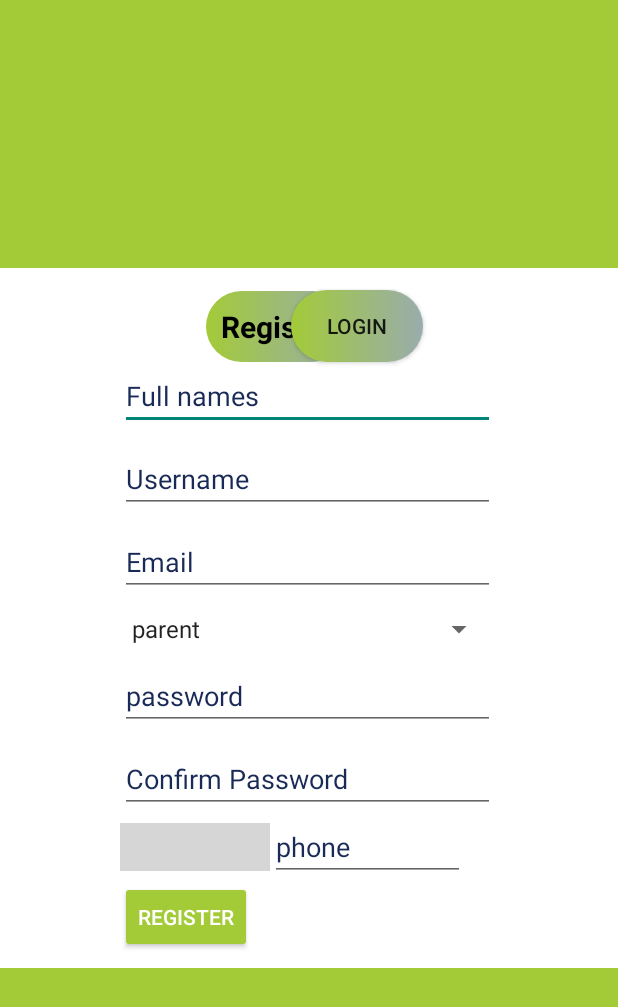
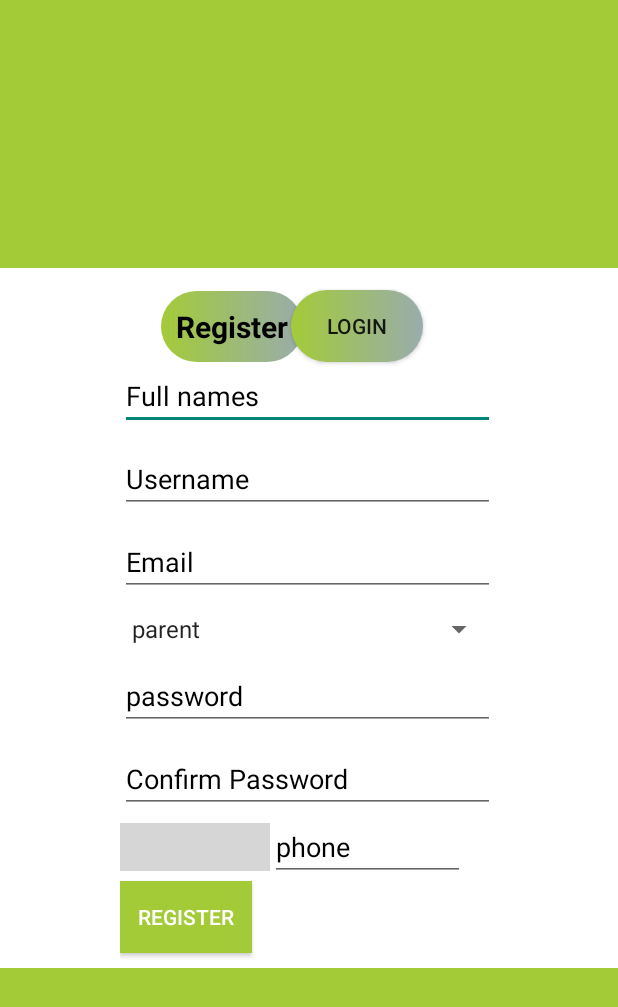
Before and after one commit to Benitha250/iStudies, an Android app: the RegisterActivity screen opened directly, with no data from a screen before it, on a phone screen of 412 x 824 dp. Shown: the top 1007 px of the screen. Run offline under Robolectric (Android 15) with nearby library versions, the phone set to English and light mode, and no system bars; our stand-ins replace ButterKnife; libraries missing offline, so code that uses them is left out: com.basgeekball.awesomevalidation, com.hbb20, com.makeramen.roundedimageview; plain views replace CountryCodePicker; Roboto replaces fonts that are not available here; 9 statements that could not run were skipped; grey boxes are pictures that could not be loaded.

Commit message:
modifying the project's styles

```diff
--- a/app/build.gradle
+++ b/app/build.gradle
@@ -66,8 +66,8 @@ dependencies {
 
     //pdf reader
     implementation 'com.github.barteksc:android-pdf-viewer:2.8.2'
+    implementation 'androidx.multidex:multidex:2.0.1'
 
-    implementation 'androidx.multidex:multidex:2.0.1'
     //cardview
     implementation 'androidx.cardview:cardview:1.0.0'
     implementation 'com.github.bumptech.glide:glide:4.11.0'
--- a/app/src/main/AndroidManifest.xml
+++ b/app/src/main/AndroidManifest.xml
@@ -14,8 +14,7 @@
         <activity android:name=".NotesContentActivity"
             android:theme="@style/Theme.IStudyTrial"
             ></activity>
-        <activity android:name=".NotesActivity"
-            android:theme="@style/Theme.IStudyTrial"/>
+        <activity android:name=".NotesActivity"/>
         <activity android:name=".ClassesActivity" />
         <activity android:name=".books.p3eng" />
         <activity android:name=".books.p1eng" />
--- a/app/src/main/java/com/example/istudy/RegisterActivity.java
+++ b/app/src/main/java/com/example/istudy/RegisterActivity.java
@@ -38,12 +38,14 @@ public class RegisterActivity extends AppCompatActivity {
     @BindView(R.id.spinner) Spinner spinner;
     @BindView(R.id.username) EditText name;
     @BindView(R.id.names) EditText names;
+    //@BindView(R.id.phone) EditText phoneN;
     @BindView(R.id.password) EditText password;
     @BindView(R.id.confirmPassword) EditText confirmPassword;
 
 
     AwesomeValidation awesomeValidation;
     private ProgressDialog mAuthProgressDialog;
+
     private CountryCodePicker ccpicker;
     private EditText carrierNumber;
     private ImageView imgCheck;
@@ -118,9 +120,10 @@ public class RegisterActivity extends AppCompatActivity {
                     String Password = password.getText().toString();
                     String Password2 = confirmPassword.getText().toString();
                     String Role = spinner.getSelectedItem().toString();
-                    String phone =ccpicker.getFormattedFullNumber();
+                    String phone =ccpicker.getFullNumber();
+                    Double number = Double.parseDouble(phone);
 
-                    RegisterRequest registerRequest = new RegisterRequest(FullNames, Name, Email, Role, phone, Password, Password2);
+                    RegisterRequest registerRequest = new RegisterRequest(FullNames, Name, Email, Role, number, Password, Password2);
 
                     registerUser(registerRequest);
                 }else{
@@ -150,9 +153,9 @@ public class RegisterActivity extends AppCompatActivity {
         registerResponseCall.enqueue(new Callback<RegisterResponse>() {
             @Override
             public void onResponse(Call<RegisterResponse> call, Response<RegisterResponse> response) {
+                mAuthProgressDialog.dismiss();
 
                 if(response.isSuccessful()){
-                    //RegisterResponse registerResponse = response.body();
                     String msg = "Success";
                     Toast.makeText(RegisterActivity.this,msg,Toast.LENGTH_LONG).show();
                     Intent intent = new Intent(RegisterActivity.this,LoginActivity.class);
@@ -161,17 +164,15 @@ public class RegisterActivity extends AppCompatActivity {
                 }else {
                     String msg = "failed";
                     Toast.makeText(RegisterActivity.this,msg,Toast.LENGTH_LONG).show();
-                    mAuthProgressDialog.dismiss();
-
                 }
 
             }
 
             @Override
             public void onFailure(Call<RegisterResponse> call, Throwable t) {
+                mAuthProgressDialog.dismiss();
                 String message = t.getLocalizedMessage();
                 Toast.makeText(RegisterActivity.this,message,Toast.LENGTH_LONG).show();
-                mAuthProgressDialog.dismiss();
 
             }
         });
--- a/app/src/main/res/drawable/book.xml
+++ b/app/src/main/res/drawable/book.xml
@@ -2,4 +2,6 @@
     android:viewportHeight="24" android:viewportWidth="24"
     android:width="24dp" xmlns:android="http://schemas.android.com/apk/res/android">
     <path android:fillColor="@android:color/white" android:pathData="M18,2H6c-1.1,0 -2,0.9 -2,2v16c0,1.1 0.9,2 2,2h12c1.1,0 2,-0.9 2,-2V4c0,-1.1 -0.9,-2 -2,-2zM6,4h5v8l-2.5,-1.5L6,12V4z"/>
+    <gradient android:startColor="#A3CB38" android:endColor="#99acad" android:type="linear" />
+
 </vector>
--- a/app/src/main/res/drawable/ic_direction.xml
+++ b/app/src/main/res/drawable/ic_direction.xml
@@ -3,7 +3,7 @@
     android:height="24dp"
     android:viewportWidth="24"
     android:viewportHeight="24"
-    android:tint="?attr/colorControlNormal">
+    android:tint="#FFF">
   <path
       android:fillColor="@android:color/white"
       android:pathData="M10,6L8.59,7.41 13.17,12l-4.58,4.59L10,18l6,-6z"/>
--- a/app/src/main/res/layout/activity_main.xml
+++ b/app/src/main/res/layout/activity_main.xml
@@ -34,13 +34,13 @@
 
     <Button
         android:id="@+id/tohomebutton"
-        android:layout_width="wrap_content"
+        android:layout_width="100dp"
         android:layout_height="wrap_content"
         android:layout_marginRight="150dp"
         android:layout_marginBottom="90dp"
+        android:background="@color/green"
         android:text="Get Started"
         android:textColor="@color/white"
-        app:backgroundTint="@color/green"
         app:layout_constraintBottom_toBottomOf="parent"
         app:layout_constraintEnd_toEndOf="parent" />
 
@@ -48,7 +48,7 @@
         android:layout_width="143dp"
         android:layout_height="131dp"
         android:layout_marginRight="150dp"
-        android:layout_marginBottom="430dp"
+        android:layout_marginBottom="530dp"
         app:layout_constraintBottom_toBottomOf="parent"
         app:layout_constraintEnd_toEndOf="parent"
         app:srcCompat="@drawable/logo" />
--- a/app/src/main/res/layout/activity_register.xml
+++ b/app/src/main/res/layout/activity_register.xml
@@ -5,7 +5,8 @@
     android:layout_width="match_parent"
     android:layout_height="match_parent"
     tools:context=".RegisterActivity"
-    android:background="@color/green">
+    android:background="@color/green"
+    >
 
     <LinearLayout
         android:orientation="vertical"
@@ -29,7 +30,7 @@
         android:padding="10dp"
         android:paddingHorizontal="8dp"
         android:background="@drawable/rounded_button"
-        android:layout_marginLeft="57dp" />
+        android:layout_marginLeft="27dp" />
 
     <Button
         android:id="@+id/toLoginPage"
@@ -49,7 +50,7 @@
         android:layout_alignParentTop="true"
         android:hint="Full names"
         android:layout_marginBottom="10dp"
-        android:textColorHint="@color/navigation"
+        android:textColorHint="@color/black"
         android:layout_alignParentLeft="true" />
 
     <EditText
@@ -60,7 +61,7 @@
         android:layout_alignParentEnd="true"
         android:hint="Username"
         android:layout_marginBottom="10dp"
-        android:textColorHint="@color/navigation"
+        android:textColorHint="@color/black"
         android:layout_alignParentRight="true" />
 
     <EditText
@@ -70,7 +71,7 @@
         android:hint="Email"
         android:layout_marginBottom="10dp"
         android:inputType="textEmailAddress"
-        android:textColorHint="@color/navigation"/>
+        android:textColorHint="@color/black"/>
 
         <Spinner
             android:id="@+id/spinner"
@@ -88,7 +89,7 @@
         android:hint="password"
         android:layout_marginBottom="10dp"
         android:inputType="textPassword"
-        android:textColorHint="@color/navigation" />
+        android:textColorHint="@color/black" />
 
         <EditText
         android:id="@+id/confirmPassword"
@@ -96,22 +97,22 @@
         android:layout_height="wrap_content"
         android:hint="Confirm Password"
         android:inputType="textPassword"
-        android:textColorHint="@color/navigation"/>
+        android:textColorHint="@color/black"/>
         <!--<EditText
             android:id="@+id/phone"
             android:layout_width="250dp"
             android:layout_height="wrap_content"
-            android:textColorHint="@color/navigation"
+            android:textColorHint="@color/black"
             android:hint="Phone number"
-            android:inputType="phone"/>
+            android:inputType="phone"/>-->
 
-        <EditText
+        <!--<EditText
             android:id="@+id/age"
             android:layout_width="250dp"
             android:layout_height="wrap_content"
             android:hint="Age"
             android:inputType="text"
-            android:textColorHint="@color/navigation"/>-->
+            android:textColorHint="@color/black"/>-->
         <LinearLayout
             android:layout_width="match_parent"
             android:layout_height="wrap_content"
@@ -130,7 +131,7 @@
                 android:layout_width="130dp"
                 android:layout_height="wrap_content"
                 android:hint="phone"
-                android:textColorHint="@color/navigation"
+                android:textColorHint="@color/black"
                 android:inputType="phone"
                 android:singleLine="true" />
             <ImageView
@@ -144,13 +145,13 @@
 
 
         <Button
-        android:id="@+id/register"
-        android:layout_width="wrap_content"
-        android:layout_height="wrap_content"
-        android:text="Register"
-        android:layout_marginBottom="10dp"
-        android:textColor="@color/white"
-        app:backgroundTint="@color/green"/>
+            android:id="@+id/register"
+            android:layout_width="wrap_content"
+            android:layout_height="wrap_content"
+            android:layout_marginBottom="10dp"
+            android:background="@color/green"
+            android:text="Register"
+            android:textColor="@color/white" />
 
     </LinearLayout>
 
--- a/app/src/main/res/layout/classes_layout.xml
+++ b/app/src/main/res/layout/classes_layout.xml
@@ -11,7 +11,8 @@
         android:layout_width="match_parent"
         android:layout_height="wrap_content"
         android:layout_margin="10dp"
-        android:orientation="horizontal">
+        android:orientation="horizontal"
+        android:background="@drawable/background">
         <ImageView
             android:id="@+id/img_class"
             android:layout_width="80dp"
@@ -27,6 +28,7 @@
             android:layout_marginLeft="10dp"
             android:textStyle="bold"
             android:textSize="25dp"
+            android:textColor="@color/white"
             android:text="Lesson 1: English"
             />
     </LinearLayout>
--- a/app/src/main/res/layout/notes_layout.xml
+++ b/app/src/main/res/layout/notes_layout.xml
@@ -12,7 +12,8 @@
             android:layout_width="match_parent"
             android:layout_height="wrap_content"
             android:layout_margin="10dp"
-            android:orientation="horizontal">
+            android:orientation="horizontal"
+            android:background="@drawable/background">
             <ImageView
                 android:layout_width="60dp"
                 android:layout_height="20dp"
@@ -28,6 +29,7 @@
                 android:layout_marginTop="5dp"
                 android:layout_marginLeft="10dp"
                 android:textStyle="bold"
+                android:textColor="@color/white"
                 android:textSize="20dp"
                 android:text="Lesson 1: English"
                 />
--- a/app/src/main/res/values/colors.xml
+++ b/app/src/main/res/values/colors.xml
@@ -7,12 +7,14 @@
     <color name="teal_700">#FF018786</color>
     <color name="black">#FF000000</color>
     <color name="white">#FFFFFFFF</color>
-    <color name="green">#A3CB38</color>
-    <color name="grey">#C7C7C7</color>
+   <color name="green">#A3CB38</color>
+    <!-- <color name="grey">#C7C7C7</color>
     <color name="dark_grey">#878787</color>
-    <color name="blue">#192a56</color>
-    <color name="navigation">#192a56</color>
-    <color name="navigation2">#2C3A47</color>
+    <color name="blue">#192a56</color>-->
+
+    <color name="green2">#76B947</color>
+    <color name="navigation">#A2C7E5</color>
+    <color name="navigation2">#49D49D</color>
 
 
 
```
Also changed, not shown: app/src/main/java/com/example/istudy/Adapter/ClassesAdapter.java (+6 -4 lines), app/src/main/java/com/example/istudy/models/RegisterRequest.java (+5 -5 lines), app/src/main/res/drawable/background.xml (added, +7 -0 lines), app/src/main/res/layout/activity_books.xml (+5 -8 lines), app/src/main/res/layout/activity_home.xml (+3 -16 lines), app/src/main/res/layout/activity_login.xml (+5 -4 lines).
